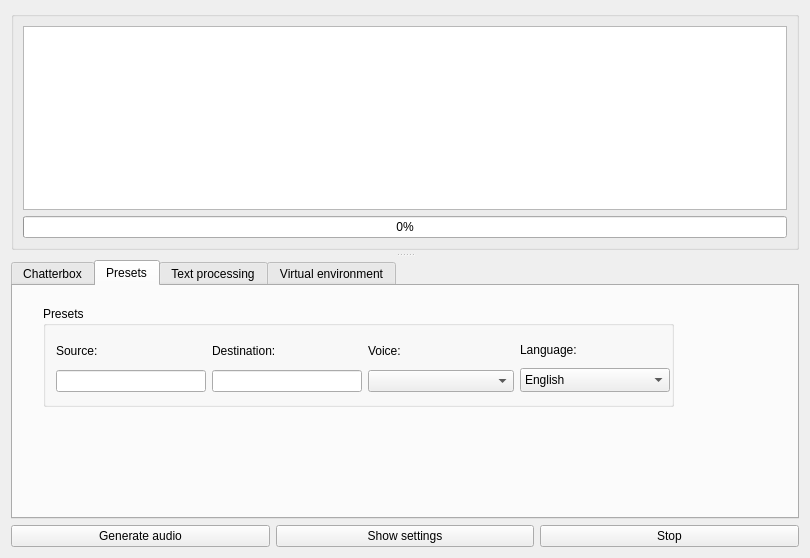
skafiend/anki-offline-tts, file designer/dialog.ui: the form before one commit.
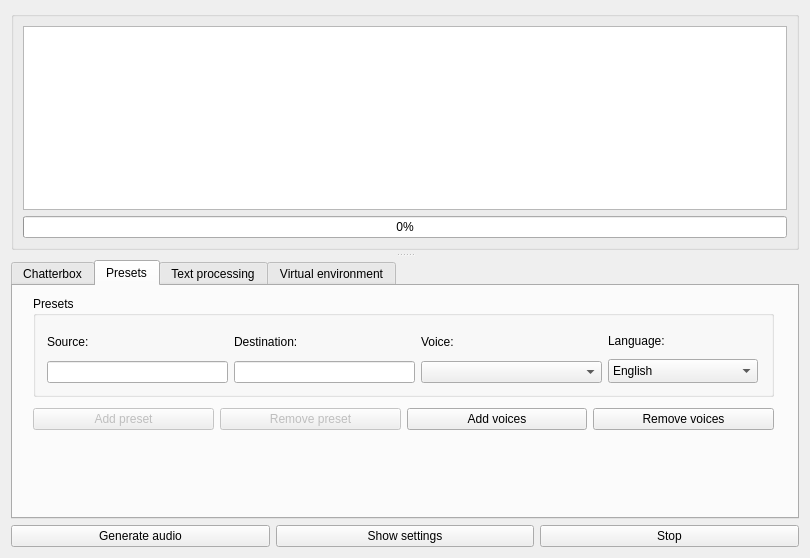
The form after the commit.

Commit message: Add voice cloning

Patch:
```diff
--- a/designer/dialog.ui
+++ b/designer/dialog.ui
@@ -243,9 +243,9 @@
        <widget class="QGroupBox" name="gb_fallback">
         <property name="geometry">
          <rect>
-          <x>30</x>
-          <y>20</y>
-          <width>631</width>
+          <x>20</x>
+          <y>10</y>
+          <width>741</width>
           <height>101</height>
          </rect>
         </property>
@@ -255,9 +255,9 @@
         <widget class="QWidget" name="layoutWidget">
          <property name="geometry">
           <rect>
-           <x>13</x>
-           <y>32</y>
-           <width>614</width>
+           <x>14</x>
+           <y>33</y>
+           <width>711</width>
            <height>54</height>
           </rect>
          </property>
@@ -494,6 +494,64 @@
          </layout>
         </widget>
        </widget>
+       <widget class="QWidget" name="layoutWidget">
+        <property name="geometry">
+         <rect>
+          <x>20</x>
+          <y>120</y>
+          <width>741</width>
+          <height>27</height>
+         </rect>
+        </property>
+        <layout class="QHBoxLayout" name="horizontalLayout_9">
+         <item>
+          <widget class="QPushButton" name="pushButton">
+           <property name="enabled">
+            <bool>false</bool>
+           </property>
+           <property name="text">
+            <string>Add preset</string>
+           </property>
+           <property name="autoDefault">
+            <bool>false</bool>
+           </property>
+          </widget>
+         </item>
+         <item>
+          <widget class="QPushButton" name="pushButton_2">
+           <property name="enabled">
+            <bool>false</bool>
+           </property>
+           <property name="text">
+            <string>Remove preset</string>
+           </property>
+           <property name="autoDefault">
+            <bool>false</bool>
+           </property>
+          </widget>
+         </item>
+         <item>
+          <widget class="QPushButton" name="btn_add_voice">
+           <property name="text">
+            <string>Add voices</string>
+           </property>
+           <property name="autoDefault">
+            <bool>false</bool>
+           </property>
+          </widget>
+         </item>
+         <item>
+          <widget class="QPushButton" name="btn_remove_voice">
+           <property name="text">
+            <string>Remove voices</string>
+           </property>
+           <property name="autoDefault">
+            <bool>false</bool>
+           </property>
+          </widget>
+         </item>
+        </layout>
+       </widget>
       </widget>
       <widget class="QWidget" name="tb_regex">
        <attribute name="title">
```
The commit also changes 3 other files.
